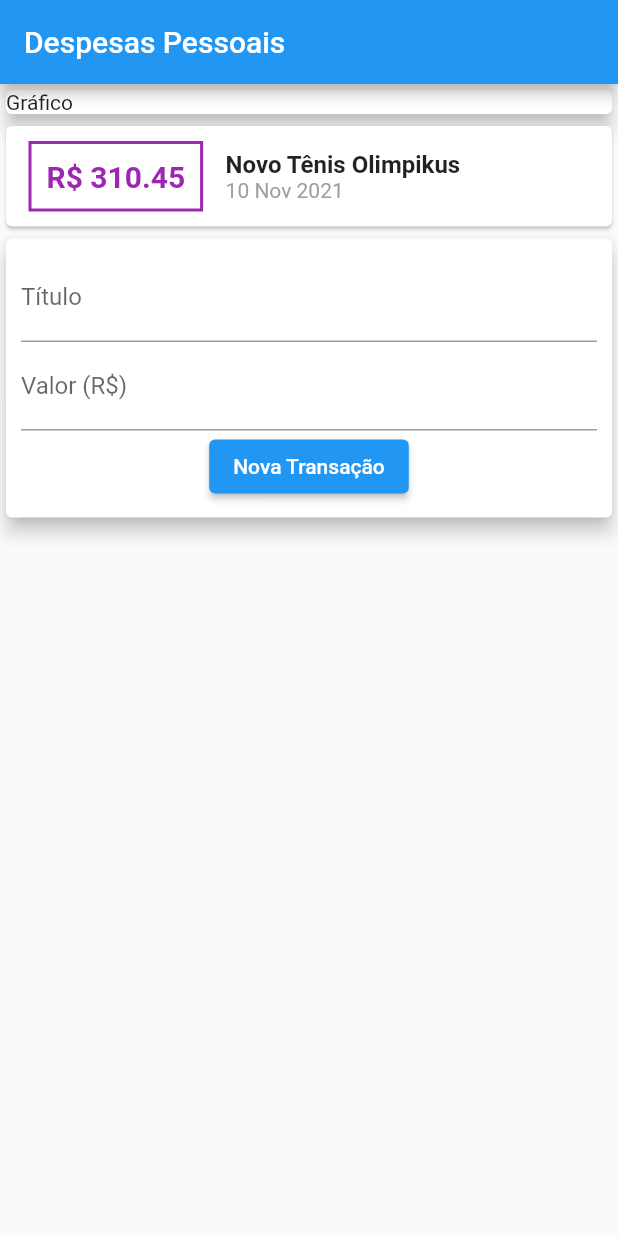
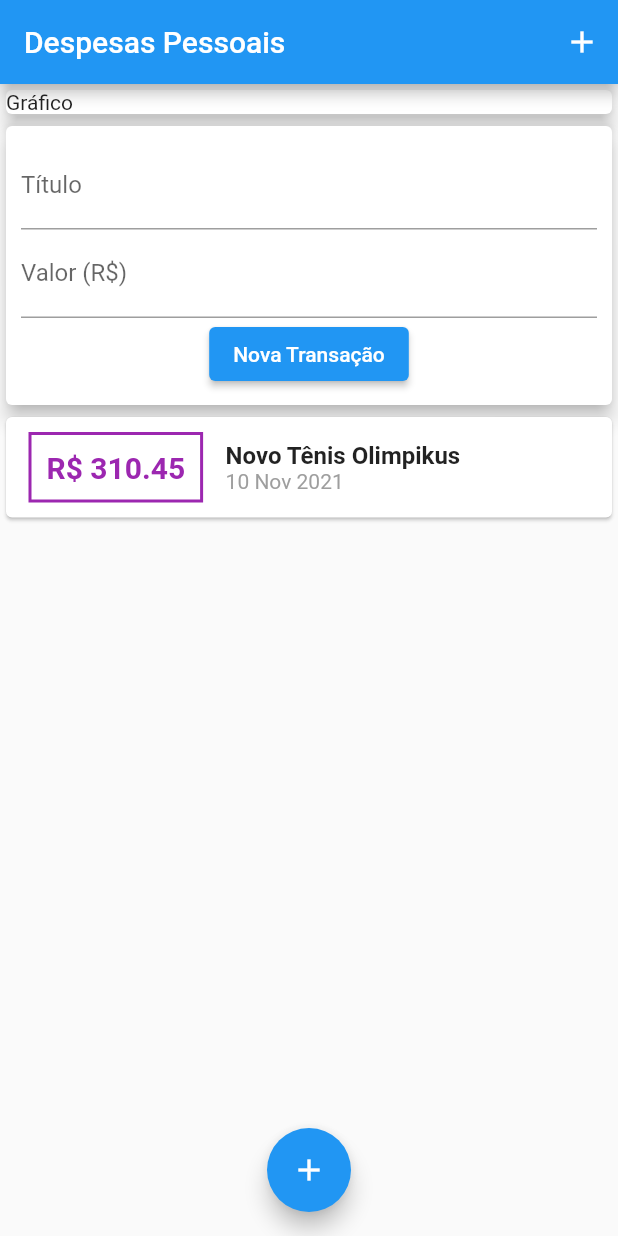
Before and after one commit to danielwaite6/DESPESAS_PESSOAIS, a Flutter app: the screen it shows after launch, on a phone screen of 412 x 824 dp. Run offline on Flutter 3.47's test engine with Material 2 defaults, Android fonts, the phone set to English and light mode, and no system bars.

Commit message:
first commit

```diff
--- a/lib/components/transaction_list.dart
+++ b/lib/components/transaction_list.dart
@@ -13,10 +13,13 @@ class TransactionList extends StatelessWidget {
 
   @override
   Widget build(BuildContext context) {
-    return Column(
-      children: transactions
-          .map(
-            (tr) => Card(
+    return Container(
+      height: 300,
+      child: ListView.builder(
+        itemCount: transactions.length,
+        itemBuilder: (ctx, index) {
+          final tr = transactions[index];
+          return Card(
             child: Row(
               children: [
                 Container(
@@ -60,9 +63,9 @@ class TransactionList extends StatelessWidget {
                 )
               ],
             ),
+          );
+        },
       ),
-          )
-          .toList(),
     );
   }
 }
--- a/lib/components/transaction_user.dart
+++ b/lib/components/transaction_user.dart
@@ -39,10 +39,8 @@ class _TransactionUserState extends State<TransactionUser> {
   Widget build(BuildContext context) {
     return Column(
       children: [
+        TransactionForm(onSubmit: _addTransaction),
         TransactionList(transactions: _transactions),
-        TransactionForm(
-          onSubmit: _addTransaction,
-        ),
       ],
     );
   }
--- a/lib/main.dart
+++ b/lib/main.dart
@@ -24,10 +24,14 @@ class MyHomePage extends StatelessWidget {
   @override
   Widget build(BuildContext context) {
     return Scaffold(
-        appBar: AppBar(
-          title: Text('Despesas Pessoais'),
-        ),
-        body: Column(
+      appBar: AppBar(
+        title: Text('Despesas Pessoais'),
+        actions: [
+          IconButton(icon: Icon(Icons.add), onPressed: () {}),
+        ],
+      ),
+      body: SingleChildScrollView(
+        child: Column(
           crossAxisAlignment: CrossAxisAlignment.stretch,
           children: [
             Container(
@@ -38,6 +42,13 @@ class MyHomePage extends StatelessWidget {
             ),
             TransactionUser(),
           ],
-        ));
+        ),
+      ),
+      floatingActionButton: FloatingActionButton(
+        child: Icon(Icons.add),
+        onPressed: () {},
+      ),
+      floatingActionButtonLocation: FloatingActionButtonLocation.centerFloat,
+    );
   }
 }
```
Also changed, not shown: lib/components/transaction_form.dart (+13 -5 lines). Lines whose indentation alone changed are shown as unchanged.
